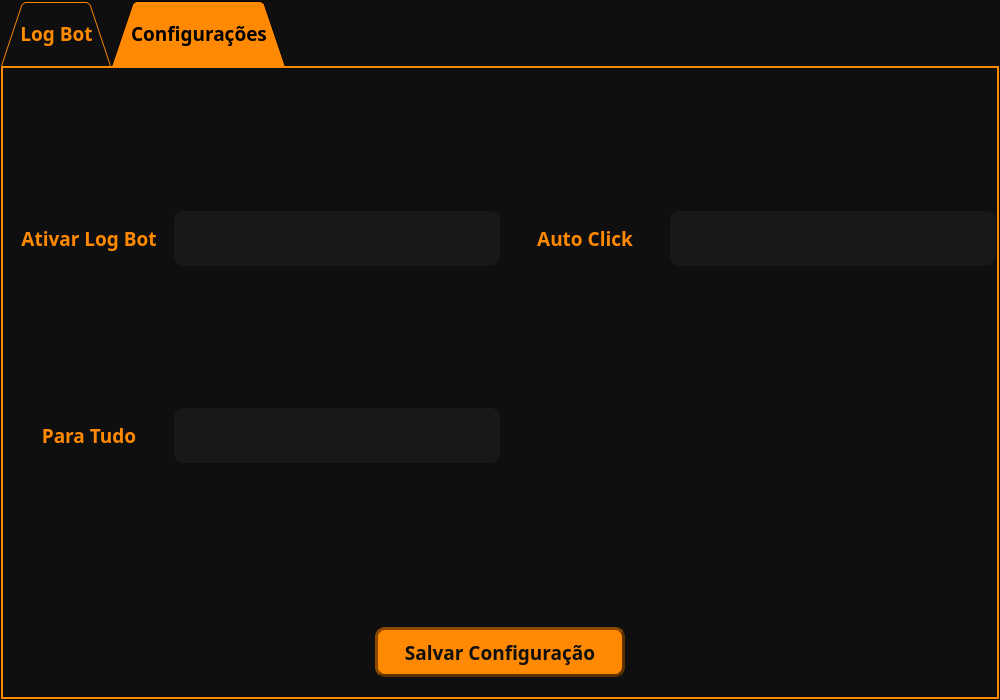
Above: src/views/ps_view_2.ui from AlissonTxD/Prime-Survivor-2 before the change. Below: the same form after it.
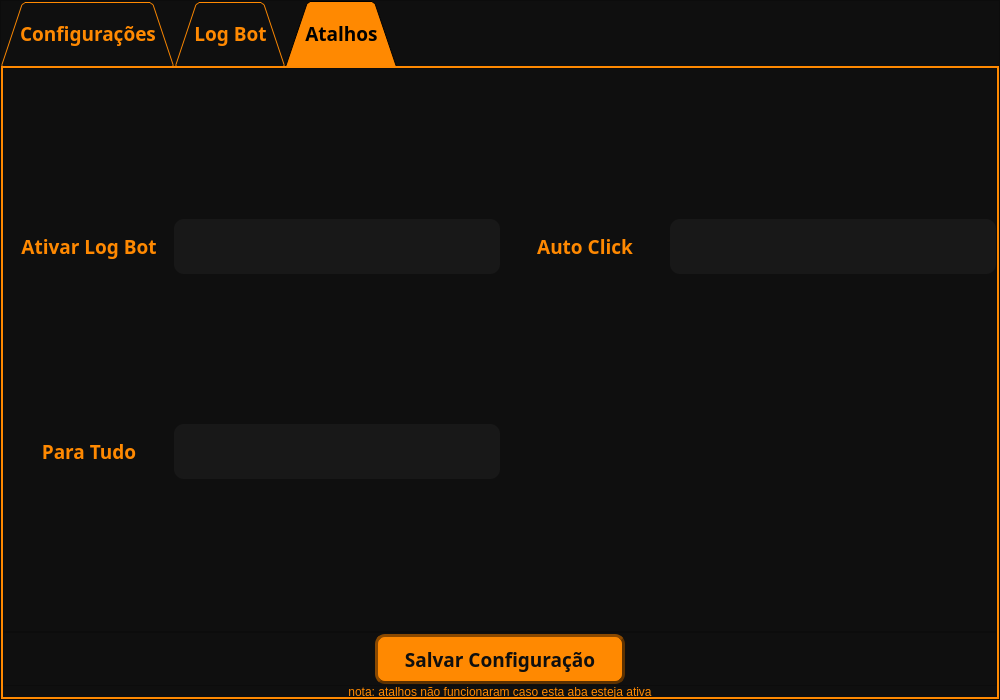
That is the form after the change. The open tabs and pages were chosen to show the change. Icons and pictures are not drawn.

Commit message: Refactor hotkey configuration in config_json.py; update UI elements in ps_view_2.ui for better organization and clarity; adjust MainController to improve tab behavior.

Patch:
```diff
--- a/src/views/ps_view_2.ui
+++ b/src/views/ps_view_2.ui
@@ -111,6 +111,11 @@
          <property name="currentIndex">
           <number>0</number>
          </property>
+         <widget class="QWidget" name="tab">
+          <attribute name="title">
+           <string>Configurações</string>
+          </attribute>
+         </widget>
          <widget class="QWidget" name="log_bot">
           <attribute name="title">
            <string>Log Bot</string>
@@ -368,7 +373,7 @@
          </widget>
          <widget class="QWidget" name="config">
           <attribute name="title">
-           <string>Configurações</string>
+           <string>Atalhos</string>
           </attribute>
           <layout class="QVBoxLayout" name="verticalLayout_3">
            <property name="spacing">
@@ -410,101 +415,45 @@
               <property name="spacing">
                <number>0</number>
               </property>
-              <item row="0" column="2">
-               <widget class="QLabel" name="label_4">
-                <property name="minimumSize">
-                 <size>
-                  <width>170</width>
-                  <height>50</height>
-                 </size>
-                </property>
-                <property name="font">
-                 <font>
-                  <family>Arial Black</family>
-                  <pointsize>14</pointsize>
-                  <weight>75</weight>
-                  <bold>true</bold>
-                 </font>
-                </property>
-                <property name="styleSheet">
-                 <string notr="true">color: rgb(255, 137, 1);
-</string>
-                </property>
-                <property name="text">
-                 <string>Auto Click</string>
-                </property>
-                <property name="alignment">
-                 <set>Qt::AlignCenter</set>
-                </property>
-               </widget>
-              </item>
-              <item row="0" column="0">
-               <widget class="QLabel" name="label_5">
-                <property name="minimumSize">
-                 <size>
-                  <width>170</width>
-                  <height>50</height>
-                 </size>
-                </property>
-                <property name="font">
-                 <font>
-                  <family>Arial Black</family>
-                  <pointsize>14</pointsize>
-                  <weight>75</weight>
-                  <bold>true</bold>
-                 </font>
-                </property>
-                <property name="styleSheet">
-                 <string notr="true">color: rgb(255, 137, 1);
-</string>
-                </property>
-                <property name="text">
-                 <string>Ativar Log Bot</string>
-                </property>
-                <property name="alignment">
-                 <set>Qt::AlignCenter</set>
-                </property>
-               </widget>
-              </item>
-              <item row="0" column="1">
-               <widget class="QLineEdit" name="lineedit_input_logbot">
-                <property name="minimumSize">
-                 <size>
-                  <width>0</width>
-                  <height>50</height>
-                 </size>
-                </property>
-                <property name="font">
-                 <font>
-                  <family>Arial Black</family>
-                  <pointsize>12</pointsize>
-                  <weight>75</weight>
-                  <bold>true</bold>
-                 </font>
-                </property>
-                <property name="styleSheet">
-                 <string notr="true">QLineEdit {
-border: 0px solid rgb(45, 45, 45);
-border-radius: 10px;
-padding: 15px;
-background-color: rgb(24, 24, 24);
-color: rgb(80, 80, 80);
-}
-
-QLineEdit:hover {
-border: 2px solid rgb(27, 27, 27);
-}
-
-QLineEdit:focus {
-border: 2px solid rgb(255, 137, 1);
-color: rgb(255, 255, 255)
-}
-
-</string>
-                </property>
-               </widget>
-              </item>
               <item row="1" column="1">
+               <widget class="QLineEdit" name="lineedit_input_logbot">
+                <property name="minimumSize">
+                 <size>
+                  <width>0</width>
+                  <height>50</height>
+                 </size>
+                </property>
+                <property name="font">
+                 <font>
+                  <family>Arial Black</family>
+                  <pointsize>12</pointsize>
+                  <weight>75</weight>
+                  <bold>true</bold>
+                 </font>
+                </property>
+                <property name="styleSheet">
+                 <string notr="true">QLineEdit {
+border: 0px solid rgb(45, 45, 45);
+border-radius: 10px;
+padding: 15px;
+background-color: rgb(24, 24, 24);
+color: rgb(80, 80, 80);
+}
+
+QLineEdit:hover {
+border: 2px solid rgb(27, 27, 27);
+}
+
+QLineEdit:focus {
+border: 2px solid rgb(255, 137, 1);
+color: rgb(255, 255, 255)
+}
+
+</string>
+                </property>
+               </widget>
+              </item>
+              <item row="2" column="1">
                <widget class="QLineEdit" name="lineedit_input_stop">
                 <property name="minimumSize">
                  <size>
@@ -542,7 +491,101 @@
                 </property>
                </widget>
               </item>
+              <item row="1" column="3">
+               <widget class="QLineEdit" name="lineedit_input_autoclick">
+                <property name="minimumSize">
+                 <size>
+                  <width>0</width>
+                  <height>50</height>
+                 </size>
+                </property>
+                <property name="font">
+                 <font>
+                  <family>Arial Black</family>
+                  <pointsize>12</pointsize>
+                  <weight>75</weight>
+                  <bold>true</bold>
+                 </font>
+                </property>
+                <property name="styleSheet">
+                 <string notr="true">QLineEdit {
+border: 0px solid rgb(45, 45, 45);
+border-radius: 10px;
+padding: 15px;
+background-color: rgb(24, 24, 24);
+color: rgb(80, 80, 80);
+}
+
+QLineEdit:hover {
+border: 2px solid rgb(27, 27, 27);
+}
+
+QLineEdit:focus {
+border: 2px solid rgb(255, 137, 1);
+color: rgb(255, 255, 255)
+}
+
+</string>
+                </property>
+               </widget>
+              </item>
               <item row="1" column="0">
+               <widget class="QLabel" name="label_5">
+                <property name="minimumSize">
+                 <size>
+                  <width>170</width>
+                  <height>50</height>
+                 </size>
+                </property>
+                <property name="font">
+                 <font>
+                  <family>Arial Black</family>
+                  <pointsize>14</pointsize>
+                  <weight>75</weight>
+                  <bold>true</bold>
+                 </font>
+                </property>
+                <property name="styleSheet">
+                 <string notr="true">color: rgb(255, 137, 1);
+</string>
+                </property>
+                <property name="text">
+                 <string>Ativar Log Bot</string>
+                </property>
+                <property name="alignment">
+                 <set>Qt::AlignCenter</set>
+                </property>
+               </widget>
+              </item>
+              <item row="1" column="2">
+               <widget class="QLabel" name="label_4">
+                <property name="minimumSize">
+                 <size>
+                  <width>170</width>
+                  <height>50</height>
+                 </size>
+                </property>
+                <property name="font">
+                 <font>
+                  <family>Arial Black</family>
+                  <pointsize>14</pointsize>
+                  <weight>75</weight>
+                  <bold>true</bold>
+                 </font>
+                </property>
+                <property name="styleSheet">
+                 <string notr="true">color: rgb(255, 137, 1);
+</string>
+                </property>
+                <property name="text">
+                 <string>Auto Click</string>
+                </property>
+                <property name="alignment">
+                 <set>Qt::AlignCenter</set>
+                </property>
+               </widget>
+              </item>
+              <item row="2" column="0">
                <widget class="QLabel" name="label_3">
                 <property name="minimumSize">
                  <size>
@@ -570,44 +613,6 @@
                 </property>
                </widget>
               </item>
-              <item row="0" column="3">
-               <widget class="QLineEdit" name="lineedit_input_autoclick">
-                <property name="minimumSize">
-                 <size>
-                  <width>0</width>
-                  <height>50</height>
-                 </size>
-                </property>
-                <property name="font">
-                 <font>
-                  <family>Arial Black</family>
-                  <pointsize>12</pointsize>
-                  <weight>75</weight>
-                  <bold>true</bold>
-                 </font>
-                </property>
-                <property name="styleSheet">
-                 <string notr="true">QLineEdit {
-border: 0px solid rgb(45, 45, 45);
-border-radius: 10px;
-padding: 15px;
-background-color: rgb(24, 24, 24);
-color: rgb(80, 80, 80);
-}
-
-QLineEdit:hover {
-border: 2px solid rgb(27, 27, 27);
-}
-
-QLineEdit:focus {
-border: 2px solid rgb(255, 137, 1);
-color: rgb(255, 255, 255)
-}
-
-</string>
-                </property>
-               </widget>
-              </item>
              </layout>
             </widget>
            </item>
@@ -616,7 +621,7 @@
              <property name="maximumSize">
               <size>
                <width>16777215</width>
-               <height>89</height>
+               <height>54</height>
               </size>
              </property>
              <property name="frameShape">
@@ -698,6 +703,32 @@
              </layout>
             </widget>
            </item>
+           <item>
+            <widget class="QLabel" name="label_6">
+             <property name="minimumSize">
+              <size>
+               <width>0</width>
+               <height>0</height>
+              </size>
+             </property>
+             <property name="maximumSize">
+              <size>
+               <width>16777215</width>
+               <height>11</height>
+              </size>
+             </property>
+             <property name="styleSheet">
+              <string notr="true">color: rgb(255, 137, 1);
+</string>
+             </property>
+             <property name="text">
+              <string>nota: atalhos não funcionaram caso esta aba esteja ativa</string>
+             </property>
+             <property name="alignment">
+              <set>Qt::AlignCenter</set>
+             </property>
+            </widget>
+           </item>
           </layout>
          </widget>
         </widget>
```
Left out of the diff: 4 changed lines with no effect on the pictures. The commit also changes 2 other files.
